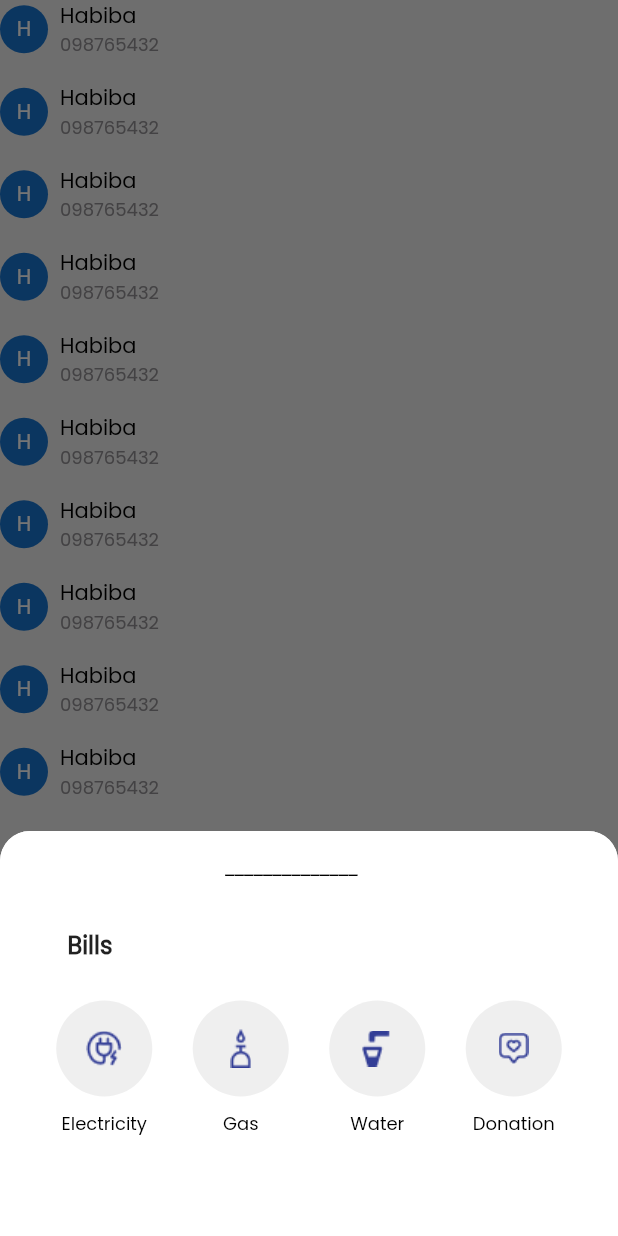
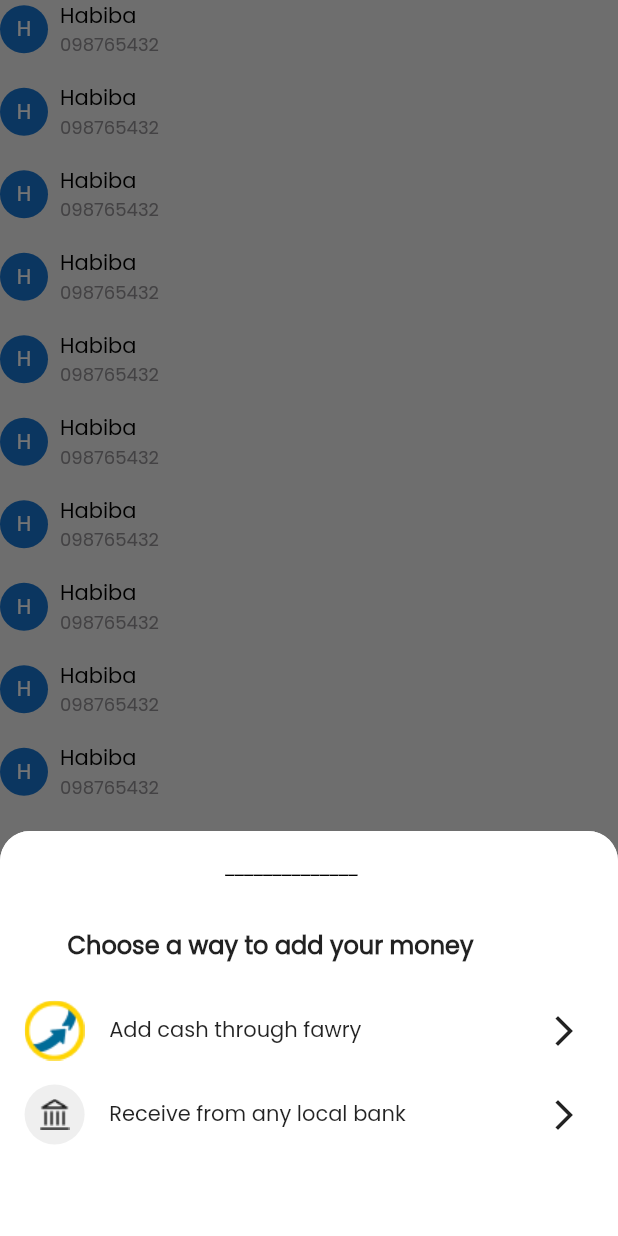
Before and after one commit to Orange-Hackathon/tapcash-Cross-Platform, a Flutter app: the screen it shows after launch, after a tap on an icon or button, on a phone screen of 412 x 824 dp. Run offline on Flutter 3.47's test engine with Material 2 defaults, Android fonts, the phone set to English and light mode, and no system bars; our stand-ins replace animated_splash_screen, email_validator, hexcolor, pin_code_fields, shared_preferences.

Commit message:
(add): add money ways bottom sheet

```diff
--- /dev/null
+++ b/orange_hackathon_flutter/lib/methods/show_add_money_ways.dart
@@ -0,0 +1,107 @@
+import 'package:flutter/material.dart';
+import 'package:hexcolor/hexcolor.dart';
+
+
+void showAddMoneyWaysBottomSheet(BuildContext context) {
+  showModalBottomSheet(
+    context: context,
+    shape: const RoundedRectangleBorder(
+      borderRadius: BorderRadius.only(
+        topLeft: Radius.circular(20),
+        topRight: Radius.circular(20),
+      ),
+    ),
+    builder: (BuildContext context) {
+      return Container(
+          height: 270,
+          decoration: const BoxDecoration(
+            borderRadius: BorderRadius.only(
+              topLeft: Radius.circular(20),
+              topRight: Radius.circular(20),
+            ),
+            color: Colors.white,
+          ),
+          child: Column(
+            mainAxisAlignment: MainAxisAlignment.start,
+            crossAxisAlignment: CrossAxisAlignment.start,
+            children: [
+              const SizedBox(height: 16),
+              const Padding(
+                padding: EdgeInsets.symmetric(horizontal: 150),
+                child: Text(
+                  "______________",
+                  style: TextStyle(color: Colors.black),
+                ),
+              ),
+              const SizedBox(height: 32),
+              const Padding(
+                padding: EdgeInsets.symmetric(horizontal: 45),
+                child: Text(
+                  "Choose a way to add your money",
+                  style: TextStyle(
+                      fontSize: 16,
+                      fontFamily: 'poppins',
+                      fontWeight: FontWeight.w600),
+                ),
+              ),
+              const SizedBox(
+                height: 25,
+              ),
+              Padding(
+                  padding: const EdgeInsets.only(left: 0, right: 24, bottom: 0),
+                  child: Row(
+                    children: [
+                      Expanded(
+                        flex: 1,
+                        child: CircleAvatar(
+                          radius: 20,
+                          backgroundColor: HexColor("#EFEFEF"),
+                          child: Image.asset('assets/images/fawry.png'),
+                        ),
+                      ),
+                      const Expanded(
+                          flex: 3,
+                          child: Text(
+                            "Add cash through fawry",
+                            style: TextStyle(
+                                fontSize: 14,
+                                fontFamily: 'poppins',
+                                fontWeight: FontWeight.w400),
+                          )),
+                      const Spacer(),
+                      const Icon(Icons.arrow_forward_ios)
+                    ],
+                  )),
+              const SizedBox(
+                height: 16,
+              ),
+              Padding(
+                  padding: const EdgeInsets.only(left: 0, right: 24, bottom: 0),
+                  child: Row(
+                    children: [
+                      Expanded(
+                        flex: 1,
+                        child: CircleAvatar(
+                          radius: 20,
+                          backgroundColor: HexColor("#EFEFEF"),
+                          child: Image.asset('assets/images/bank.png'),
+                        ),
+                      ),
+                      const Expanded(
+                          flex: 3,
+                          child: Text(
+                            "Receive from any local bank",
+                            style: TextStyle(
+                                fontSize: 14,
+                                fontFamily: 'poppins',
+                                fontWeight: FontWeight.w400),
+                          )),
+                      const Spacer(),
+                      const Icon(Icons.arrow_forward_ios)
+                    ],
+                  )),
+            ],
+          ));
+    },
+  );
+}
--- a/orange_hackathon_flutter/lib/views/widgets/phone_contact_element.dart
+++ b/orange_hackathon_flutter/lib/views/widgets/phone_contact_element.dart
@@ -1,5 +1,6 @@
 import 'package:flutter/material.dart';
 import 'package:hexcolor/hexcolor.dart';
+import 'package:orange_hackathon_flutter/methods/show_add_money_ways.dart';
 import 'package:orange_hackathon_flutter/methods/show_bills_bottom_sheet.dart';
 import 'package:orange_hackathon_flutter/methods/show_search_contacts_bottom_sheet.dart';
 import 'package:orange_hackathon_flutter/methods/show_send_bottom_sheet.dart';
@@ -10,7 +11,8 @@ class PhoneContactElement extends StatelessWidget {
     return InkWell(
       onTap: () {
         //showSendSheet(context);
-        showBillsBottomSheet(context);
+        //showBillsBottomSheet(context);
+        showAddMoneyWaysBottomSheet(context);
       },
       child: Row(
         children: [
```
Also changed, not shown: orange_hackathon_flutter/assets/images/bank.png (added), orange_hackathon_flutter/assets/images/fawry.png (added).
